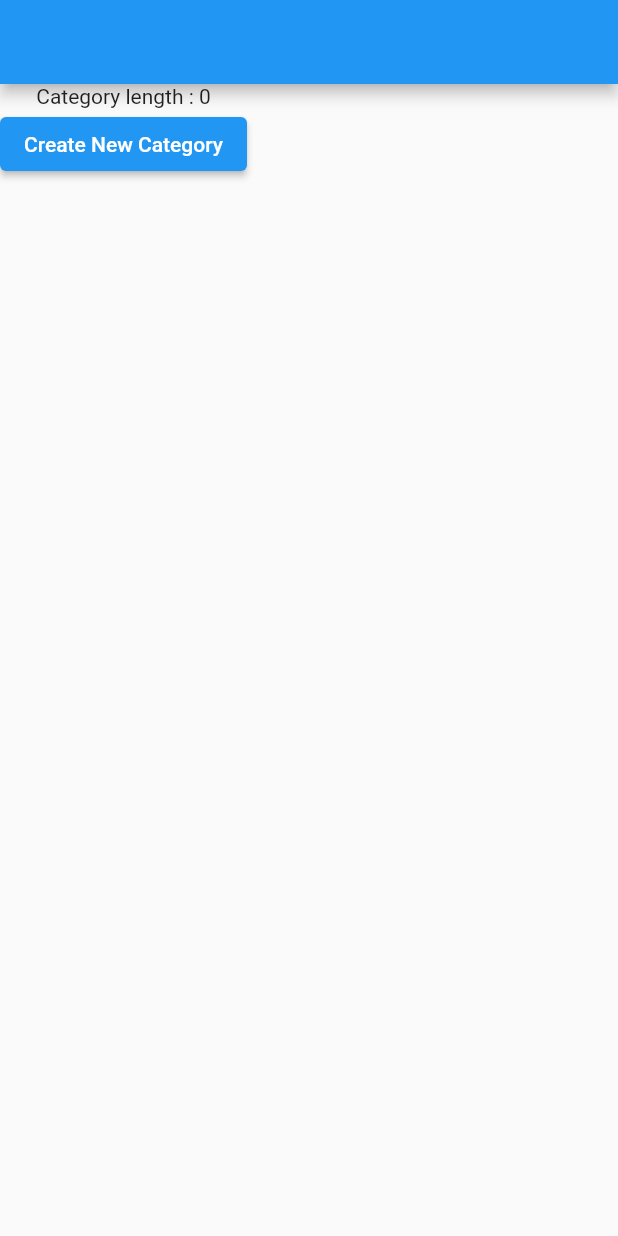
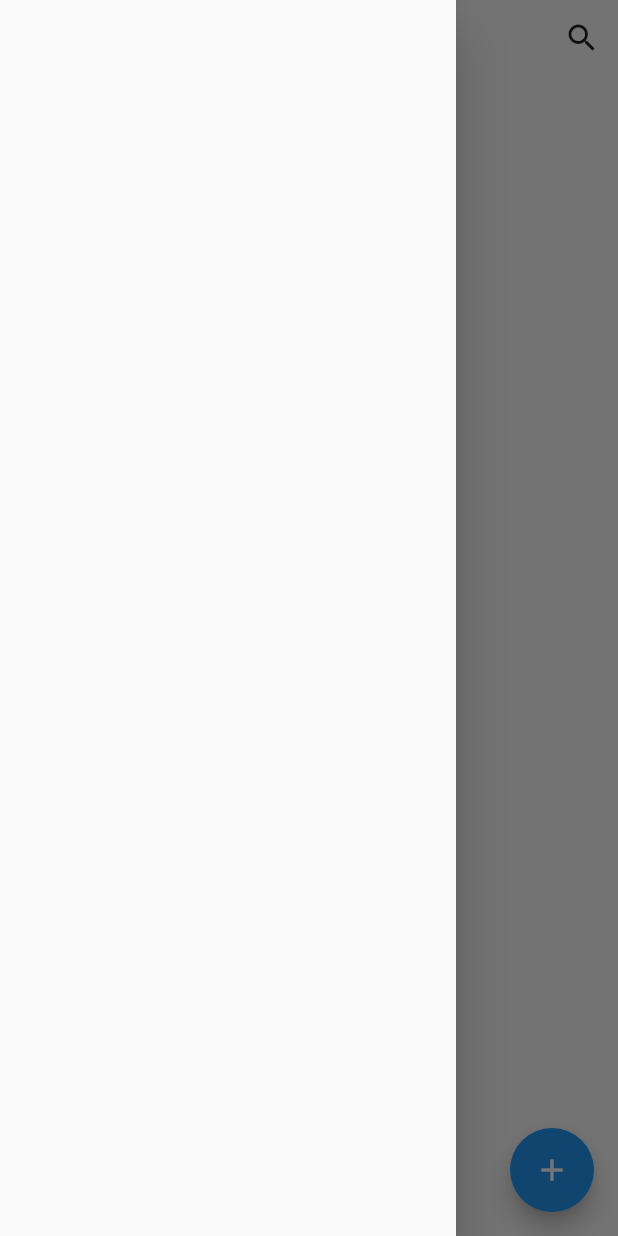
Before and after one commit to Imagine-Me/todo, a Flutter app: the screen it shows after launch, with the side drawer open (before the commit the screen has no drawer), on a phone screen of 412 x 824 dp. Run offline on Flutter 3.47's test engine with Material 2 defaults, Android fonts, the phone set to English and light mode, and no system bars; our stand-ins replace bloc, drift, flutter_bloc; accounts and stored records are empty; generated files the repository leaves out were written again.

Commit message:
add category page

```diff
--- a/lib/main.dart
+++ b/lib/main.dart
@@ -21,7 +21,7 @@ class MyApp extends StatelessWidget {
       child: MaterialApp(
         title: 'Todo',
         theme: ThemeData(primarySwatch: Colors.blue),
-        initialRoute: '/',
+        initialRoute: '/category',
         onGenerateRoute: todoRouter.onGenerateRoute,
       ),
     );
--- a/lib/src/logic/bloc/category_state.dart
+++ b/lib/src/logic/bloc/category_state.dart
@@ -11,4 +11,5 @@ part of 'category_bloc.dart';
 class CategoryState {
   CategoryState({this.categories = const []});
   List<Category> categories;
+  List<Category> get categoriesOrdered => categories.reversed.toList();
 }
--- a/lib/src/presentation/routes/todo_router.dart
+++ b/lib/src/presentation/routes/todo_router.dart
@@ -1,4 +1,5 @@
 import 'package:flutter/material.dart';
+import 'package:todo/src/presentation/screens/category.dart';
 import 'package:todo/src/presentation/screens/home.dart';
 
 class TodoRouter {
@@ -6,6 +7,8 @@ class TodoRouter {
     switch (routeSettings.name) {
       case '/':
         return MaterialPageRoute(builder: (_) => const HomeScreen());
+        case '/category':
+        return MaterialPageRoute(builder: (_) => const CategoryScreen());
       default:
         throw UnimplementedError('Unknown error');
     }
--- /dev/null
+++ b/lib/src/presentation/screens/category.dart
@@ -0,0 +1,62 @@
+import 'package:flutter/material.dart';
+import 'package:flutter_bloc/flutter_bloc.dart';
+import 'package:todo/src/logic/bloc/category_bloc.dart';
+import 'package:todo/src/presentation/widgets/category_card/card_main.dart';
+import 'package:todo/src/presentation/widgets/category_form.dart';
+import 'package:todo/src/presentation/widgets/layout.dart';
+
+class CategoryScreen extends StatelessWidget {
+  const CategoryScreen({Key? key}) : super(key: key);
+
+  Widget floatingButton() {
+    return Builder(builder: (context) {
+      return FloatingActionButton(
+        onPressed: () => onFloatingButtonPressed(context),
+        child: const Icon(Icons.add),
+      );
+    });
+  }
+
+  void onFloatingButtonPressed(context) {
+    showModalBottomSheet(
+      context: context,
+      isScrollControlled: true,
+      builder: (BuildContext context) {
+        return CategoryForm();
+      },
+    );
+  }
+
+  @override
+  Widget build(BuildContext context) {
+    return Layout(
+      floatingButton: floatingButton(),
+      body: Column(
+        crossAxisAlignment: CrossAxisAlignment.start,
+        children: [
+          const Text(
+            'Categories',
+            style: TextStyle(fontSize: 32),
+          ),
+          const SizedBox(
+            height: 10,
+          ),
+          Expanded(
+            child: BlocBuilder<CategoryBloc, CategoryState>(
+              builder: (context, state) {
+                return ListView.builder(
+                    itemCount: state.categoriesOrdered.length,
+                    itemBuilder: (context, index) {
+                      return CardMain(
+                        color: int.parse(state.categoriesOrdered[index].color),
+                        category: state.categoriesOrdered[index].category,
+                      );
+                    });
+              },
+            ),
+          )
+        ],
+      ),
+    );
+  }
+}
--- /dev/null
+++ b/lib/src/presentation/widgets/app_bar.dart
@@ -0,0 +1,20 @@
+import 'package:flutter/material.dart';
+
+class AppBar extends StatelessWidget {
+  const AppBar({Key? key}) : super(key: key);
+
+  @override
+  Widget build(BuildContext context) {
+    return Container(
+      height: 50,
+      color: Colors.transparent,
+      child: Row(
+        mainAxisAlignment: MainAxisAlignment.spaceBetween,
+        children: [
+          IconButton(onPressed: () {}, icon: const Icon(Icons.menu)),
+          IconButton(onPressed: () {}, icon: const Icon(Icons.search))
+        ],
+      ),
+    );
+  }
+}
--- /dev/null
+++ b/lib/src/presentation/widgets/layout.dart
@@ -0,0 +1,32 @@
+import 'package:flutter/material.dart';
+
+import 'package:todo/src/presentation/widgets/app_bar.dart' as custom_app_bar;
+
+class Layout extends StatelessWidget {
+  const Layout({Key? key, required this.body,required this.floatingButton}) : super(key: key);
+
+  final Widget body;
+  final Widget floatingButton;
+
+  @override
+  Widget build(BuildContext context) {
+    return Scaffold(
+      drawer: Drawer(),
+      body: SafeArea(
+        child: Column(
+          crossAxisAlignment: CrossAxisAlignment.start,
+          children: [
+            const custom_app_bar.AppBar(),
+            Expanded(
+              child: Padding(
+                padding: const EdgeInsets.only(left: 15, right: 15),
+                child: body,
+              ),
+            ),
+          ],
+        ),
+      ),
+      floatingActionButton: floatingButton,
+    );
+  }
+}
```
Also changed, not shown: lib/src/presentation/widgets/category_card/card_main.dart (added, +43 -0 lines), lib/src/presentation/widgets/category_form.dart (added, +118 -0 lines).
